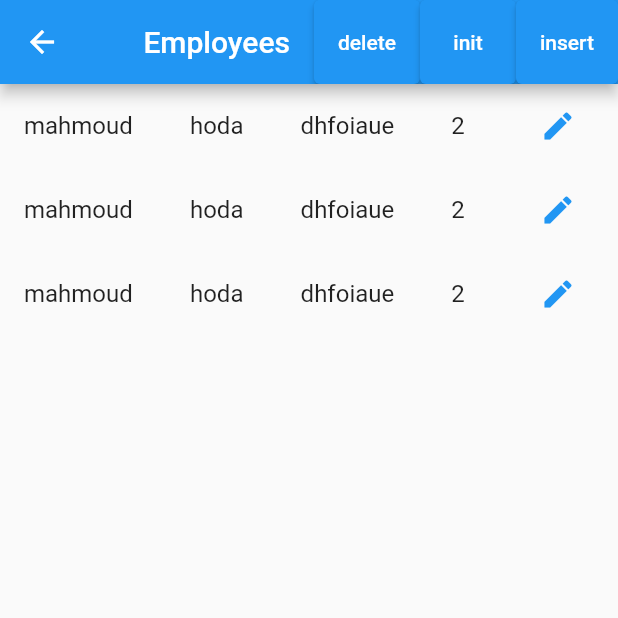
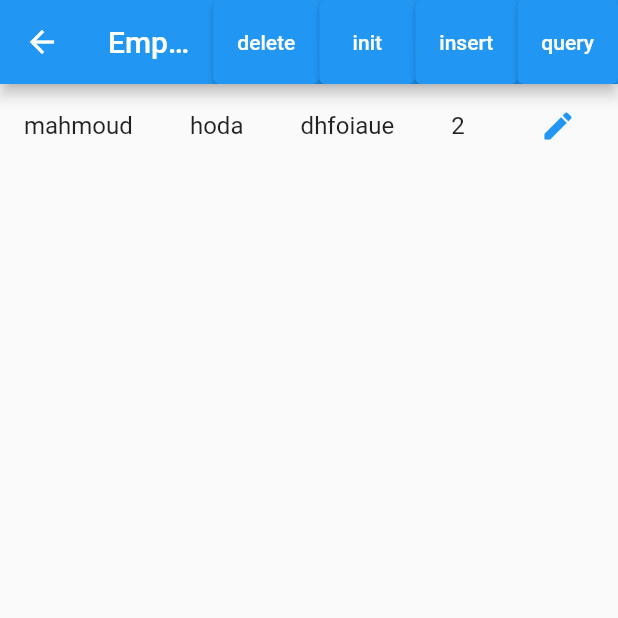
Before and after one commit to swilam202/cafe-system, a Flutter app: the UserInfo screen opened by its route, after a tap on "insert", on a phone screen of 412 x 824 dp, the top half of it. Run offline on Flutter 3.47's test engine with Material 2 defaults, Android fonts, the phone set to English and light mode, and no system bars; our stand-ins replace get, sqflite; accounts and stored records are empty.

```diff
--- a/lib/controllers/data controller.dart
+++ b/lib/controllers/data controller.dart
@@ -3,25 +3,8 @@ import 'package:get/get.dart';
 
 class DataController extends GetxController {
   SQLDB sqldb = SQLDB();
-  List users = [
-    {
-      'name': 'mahmoud',
-      'user': 'hoda',
-      'password': 'dhfoiaue',
-      'permissions': 2
-    },
-    {
-      'name': 'mahmoud',
-      'user': 'hoda',
-      'password': 'dhfoiaue',
-      'permissions': 2
-    },
-    {
-      'name': 'mahmoud',
-      'user': 'hoda',
-      'password': 'dhfoiaue',
-      'permissions': 2
-    },
+  RxList users = [
+
   ].obs;
 
   getUsers(String tableName) async {
--- a/lib/pages/admin pages/users info.dart
+++ b/lib/pages/admin pages/users info.dart
@@ -16,7 +16,7 @@ class _UserInfoState extends State<UserInfo> {
   void initState() {
     // TODO: implement initState
     super.initState();
-    sqldb.db;
+    dataController.getUsers('users');
   }
 
   @override
@@ -28,22 +28,26 @@ class _UserInfoState extends State<UserInfo> {
         actions: [
           ElevatedButton(onPressed: ()=>sqldb.deletedatabase(), child: Text('delete')),
           ElevatedButton(onPressed: ()=>sqldb.initDatabase(), child: Text('init')),
-          ElevatedButton(onPressed: ()=>dataController.addUser('users',  {
+          ElevatedButton(onPressed: ()async{dataController.addUser('users',  {
             'name': 'mahmoud',
             'username': 'hoda',
             'password': 'dhfoiaue',
             'permissions': 2
-          }), child: Text('insert')),
+          });}, child: Text('insert')),
+          ElevatedButton(onPressed: ()async{
+            List res = await sqldb.queryData('users');
+            print(res);
+          }, child: Text('query')),
         ],
       ),
       body: Obx(
-        () => dataController.users.isEmpty ? Center(child: Text('nothing'),):
+        () =>
         ListView.builder(
           itemCount: dataController.users.length,
           itemBuilder: (_, index) {
             return userListTile(
               dataController.users[index]['name'],
-              dataController.users[index]['user'],
+              dataController.users[index]['username'],
               dataController.users[index]['password'],
               dataController.users[index]['permissions'],
             );
```
